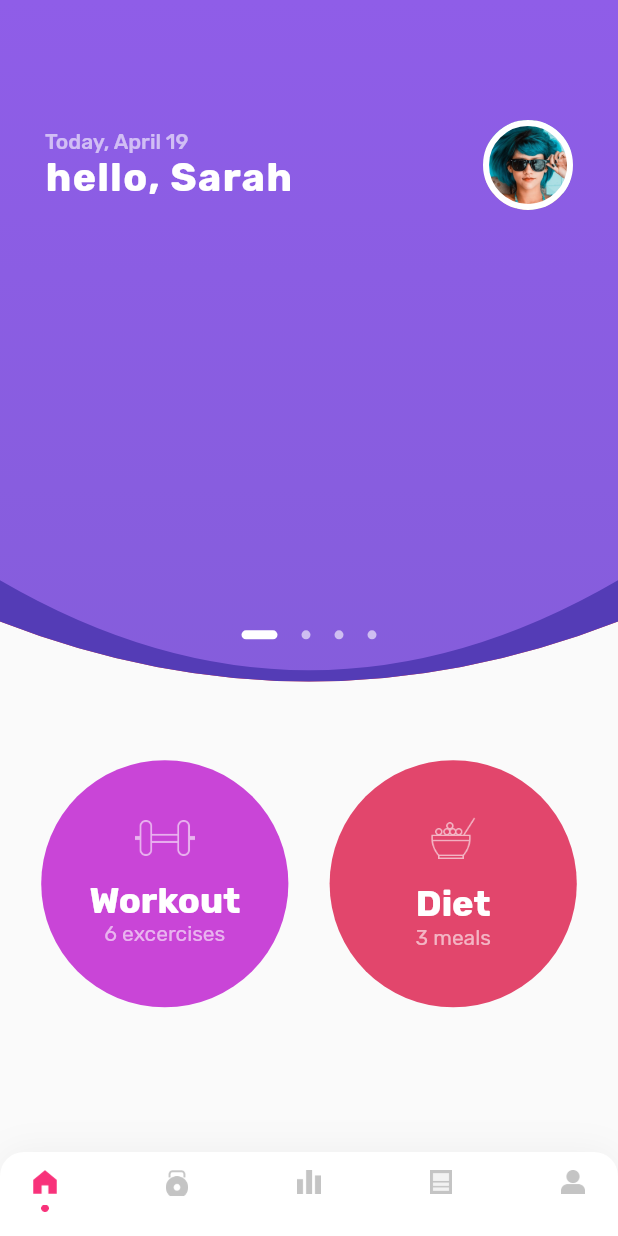
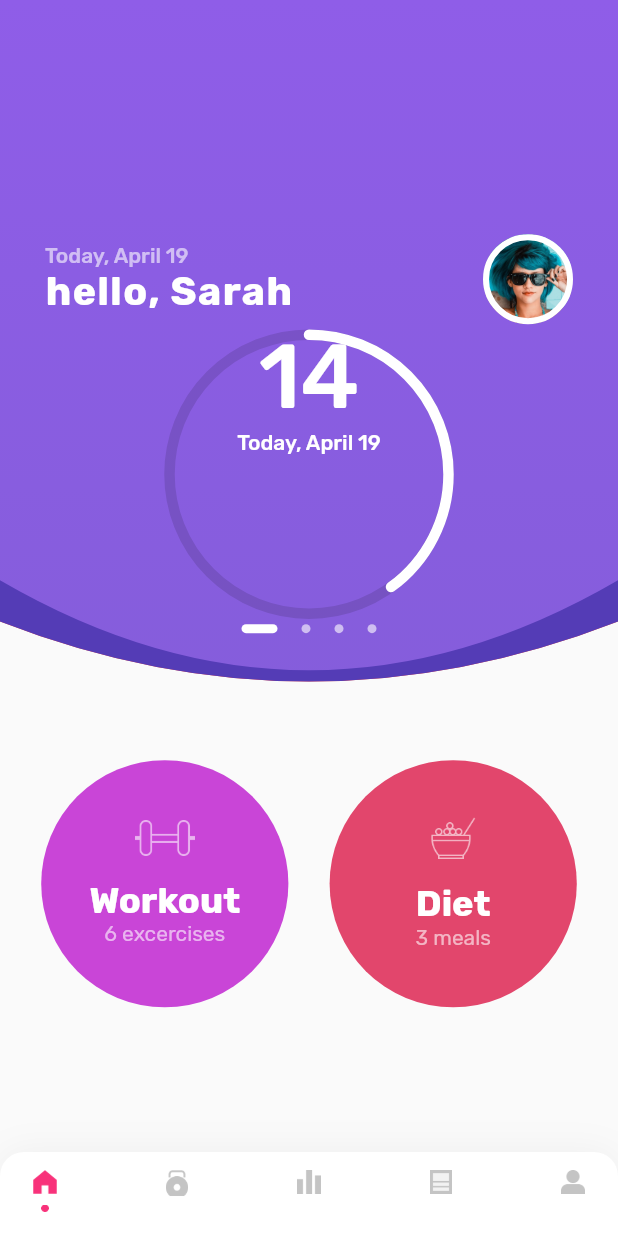
Before and after one commit to CoMatu/msfit, a Flutter app: the screen it shows after launch, on a phone screen of 412 x 824 dp. Run offline on Flutter 3.47's test engine with Material 2 defaults, Android fonts, the phone set to English and light mode, and no system bars.

Commit message:
работа по странице пользователя

```diff
--- a/lib/features/msfit/presentation/pages/home_page.dart
+++ b/lib/features/msfit/presentation/pages/home_page.dart
@@ -50,7 +50,7 @@ class HomePage extends StatelessWidget {
                 Column(
                   children: <Widget>[
                     Container(
-                      height: MediaQuery.of(context).size.height * 0.51,
+                      height: MediaQuery.of(context).size.height * 0.505,
                       child: PageView.builder(
                           itemCount: _pages.length,
                           itemBuilder: (context, position) => Container(
--- a/lib/features/msfit/presentation/pages/user_page.dart
+++ b/lib/features/msfit/presentation/pages/user_page.dart
@@ -1,13 +1,13 @@
 import 'package:flutter/material.dart';
+import 'package:flutter/widgets.dart';
+import 'dart:math';
 
 class UserPage extends StatelessWidget {
   @override
   Widget build(BuildContext context) {
     return Column(
+      mainAxisAlignment: MainAxisAlignment.end,
       children: <Widget>[
-        Container(
-          height: 80.0,
-        ),
         Row(
           children: <Widget>[
             Expanded(
@@ -18,13 +18,13 @@ class UserPage extends StatelessWidget {
                     Opacity(
                       opacity: 0.6,
                       child: Container(
-                          alignment: Alignment.topLeft,
-                          child: Text(
-                            'Today, April 19',
-                            style: TextStyle(
-                                color: Colors.white,
-                                fontWeight: FontWeight.w500),
-                          )),
+                        alignment: Alignment.topLeft,
+                        child: Text(
+                          'Today, April 19',
+                          style: TextStyle(
+                              color: Colors.white, fontWeight: FontWeight.w500),
+                        ),
+                      ),
                     ),
                     Container(
                       alignment: Alignment.topLeft,
@@ -58,7 +58,67 @@ class UserPage extends StatelessWidget {
             )
           ],
         ),
+        Center(
+          child: CustomPaint(
+            foregroundPainter: CircleProgress(40),
+            child: Container(
+              height: 200.0,
+              width: 200.0,
+              child: Column(
+                children: <Widget>[
+                  Text(
+                    '14',
+                    style: TextStyle(
+                        fontSize: 60.0,
+                        color: Colors.white,
+                        fontWeight: FontWeight.w500),
+                  ),
+                  Text(
+                    'Today, April 19',
+                    style: TextStyle(
+                        color: Colors.white, fontWeight: FontWeight.w500),
+                  ),
+                ],
+              ),
+            ),
+          ),
+        ),
       ],
     );
   }
 }
+
+class CircleProgress extends CustomPainter {
+  double currentProgress;
+
+  CircleProgress(this.currentProgress);
+
+  @override
+  void paint(Canvas canvas, Size size) {
+    Paint outerCircle = Paint()
+      ..strokeWidth = 7
+      ..color = Colors.black12
+      ..style = PaintingStyle.stroke;
+
+    Paint completeArc = Paint()
+      ..strokeWidth = 7
+      ..color = Colors.white
+      ..style = PaintingStyle.stroke
+      ..strokeCap = StrokeCap.round;
+
+    Offset center = Offset(size.width/2, size.height/2);
+    double radius = min(size.width/2, size.height/2) - 7;
+
+    canvas.drawCircle(center, radius, outerCircle);
+
+    double angle = 2 * pi * (currentProgress/100);
+
+    canvas.drawArc(Rect.fromCircle(center: center, radius: radius), - pi/2, angle, false, completeArc);
+  }
+
+  @override
+  bool shouldRepaint(CustomPainter oldDelegate) {
+    // TODO: implement shouldRepaint
+    return null;
+  }
+}
```
